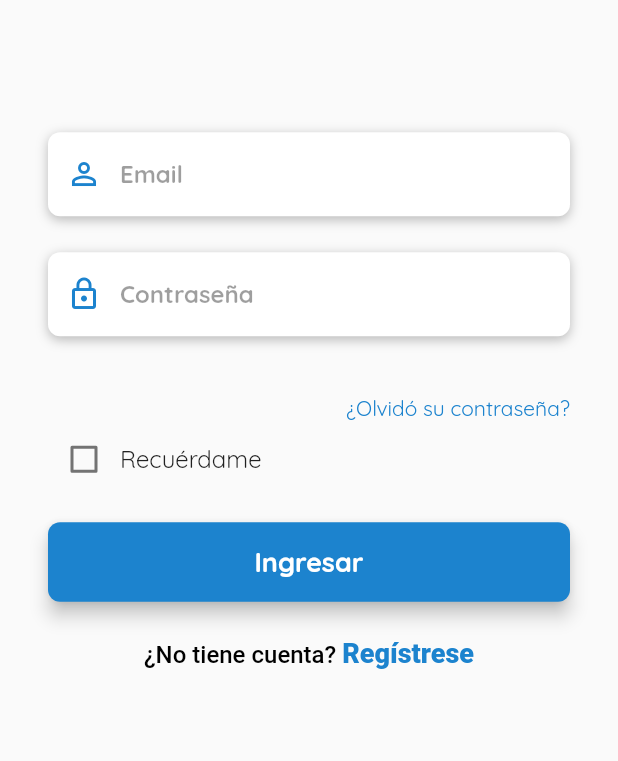
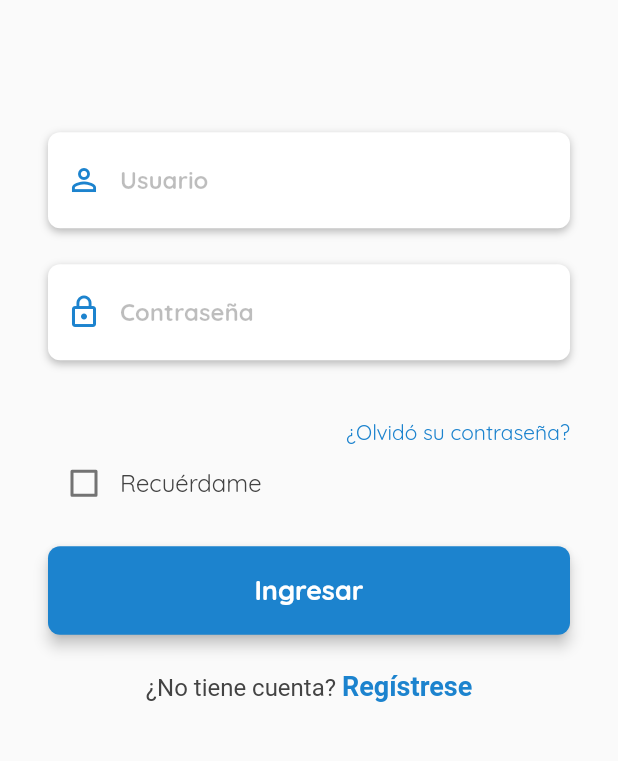
Before and after one commit to JaimFdez/dataflex-aplication, a Flutter app: the LoginPage screen opened by its route, on a phone screen of 412 x 824 dp, the part 283-1044 px from its top. Run offline on Flutter 3.47's test engine with Material 2 defaults, Android fonts, the phone set to English and light mode, and no system bars.

Commit message:
algunas pantallas nuevas

```diff
--- a/lib/src/pages/login_page.dart
+++ b/lib/src/pages/login_page.dart
@@ -8,6 +8,8 @@ class LoginPage extends StatefulWidget {
 class _LoginPageState extends State<LoginPage> {
 
   bool isRememberMe = false;
+  final primaryBrand = Color(0xff1C83CE);
+  final primaryText = Color(0xff434343);
 
   @override
   Widget build(BuildContext context) {
@@ -30,7 +32,7 @@ class _LoginPageState extends State<LoginPage> {
                 SizedBox(height: 24.0),
                 forgotPassword(),
                 rememberMe(),
-                boton(),
+                buttonLogin(),
                 signupButton(),
               ],
             ),
@@ -56,28 +58,28 @@ class _LoginPageState extends State<LoginPage> {
         boxShadow: [
           BoxShadow(
             color: Colors.black26,
-            blurRadius: 6.0,
+            blurRadius: 4.0,
             offset: Offset(0,2)
           )
         ]
       ),
-      height: 56.0,
+      height: 64.0,
       child: TextField(
         keyboardType: TextInputType.emailAddress,
         style: TextStyle(
-          color: Colors.black87
+          color: primaryText,
+          fontWeight: FontWeight.bold
         ),
         decoration: InputDecoration(
           border: InputBorder.none,
           contentPadding: EdgeInsets.only(top: 14),
           prefixIcon: Icon(
             Icons.person_outline,
-            color: Color(0xff1C83CE),
+            color: primaryBrand,
           ),
-          hintText: 'Email',
+          hintText: 'Usuario',
           hintStyle: TextStyle(
-            color: Colors.black38,
-            fontWeight: FontWeight.bold,
+            color: Colors.black26,
             fontSize: 16.0
           ),
         ),
@@ -87,35 +89,35 @@ class _LoginPageState extends State<LoginPage> {
 
   Widget inputPassword() {
     return Container(
-      alignment: Alignment.centerLeft,
+      alignment: Alignment.centerRight,
       decoration: BoxDecoration(
         color: Colors.white,
         borderRadius: BorderRadius.circular(8.0),
         boxShadow: [
           BoxShadow(
             color: Colors.black26,
-            blurRadius: 6.0,
+            blurRadius: 4.0,
             offset: Offset(0,2)
           )
         ]
       ),
-      height: 56.0,
+      height: 64.0,
       child: TextField(
         obscureText: true,
         style: TextStyle(
-          color: Colors.black87
+          color: primaryText,
+          fontWeight: FontWeight.bold,
         ),
         decoration: InputDecoration(
           border: InputBorder.none,
           contentPadding: EdgeInsets.only(top: 14),
           prefixIcon: Icon(
             Icons.lock_outline,
-            color: Color(0xff1C83CE),
+            color: primaryBrand,
           ),
           hintText: 'Contraseña',
           hintStyle: TextStyle(
-            color: Colors.black38,
-            fontWeight: FontWeight.bold,
+            color: Colors.black26,
             fontSize: 16.0
           ),
         ),
@@ -132,7 +134,7 @@ class _LoginPageState extends State<LoginPage> {
         child: Text(
           '¿Olvidó su contraseña?',
           style: TextStyle(
-            color: Color(0xff1C83CE),
+            color: primaryBrand,
             fontSize: 14.0
           ),
         ),
@@ -147,8 +149,8 @@ class _LoginPageState extends State<LoginPage> {
         children: [
           Checkbox(
             value: isRememberMe,
-            checkColor: Colors.blueAccent,
-            activeColor: Colors.white,
+            checkColor: Colors.white,
+            activeColor: primaryBrand,
             onChanged: (value) {
               setState(() {
                 isRememberMe = value;
@@ -158,7 +160,7 @@ class _LoginPageState extends State<LoginPage> {
           Text(
             'Recuérdame',
             style: TextStyle(
-              color: Colors.black87,
+              color: primaryText,
               // fontWeight: FontWeight.bold,
               fontSize: 16.0
             ),
@@ -168,14 +170,14 @@ class _LoginPageState extends State<LoginPage> {
     );
   }
 
-  Widget boton() {
+  Widget buttonLogin() {
     return Container(
       padding: EdgeInsets.only(top: 32.0, bottom: 24.0),
       width: double.infinity,
       child: RaisedButton(
-        elevation: 5.0,
+        elevation: 4.0,
         onPressed: (){},
-        color: Color(0xff1C83CE),
+        color: primaryBrand,
         shape: RoundedRectangleBorder(
           borderRadius: BorderRadius.circular(8.0)
         ),
@@ -187,7 +189,7 @@ class _LoginPageState extends State<LoginPage> {
             fontWeight: FontWeight.bold
           ),
           ),
-        padding: EdgeInsets.all(15.0),
+        padding: EdgeInsets.all(18.0),
       ),
     );
   }
@@ -201,17 +203,17 @@ class _LoginPageState extends State<LoginPage> {
             TextSpan(
               text: '¿No tiene cuenta? ',
               style: TextStyle(
-                color: Colors.black,
+                color: primaryText,
                 fontSize: 16.0,
-                fontWeight: FontWeight.w500
+                // fontWeight: FontWeight.w500
               )
             ),
             TextSpan(
               text: 'Regístrese',
               style: TextStyle(
-                color: Color(0xff1C83CE),
+                color: primaryBrand,
                 fontSize: 18.0,
-                fontWeight: FontWeight.w900
+                fontWeight: FontWeight.bold
               )
             )
           ]
--- a/lib/src/widgets/custom_widgets.dart
+++ b/lib/src/widgets/custom_widgets.dart
@@ -1,2 +1,3 @@
+export 'package:dataflex_erp/src/pages/home_page.dart';
 export 'package:dataflex_erp/src/pages/login_page.dart';
-export 'package:dataflex_erp/src/pages/home_page.dart';
+export 'package:dataflex_erp/src/pages/registro_page.dart';
```
Also changed, not shown: lib/main.dart (+4 -3 lines), lib/src/pages/home_page.dart (+37 -0 lines).
